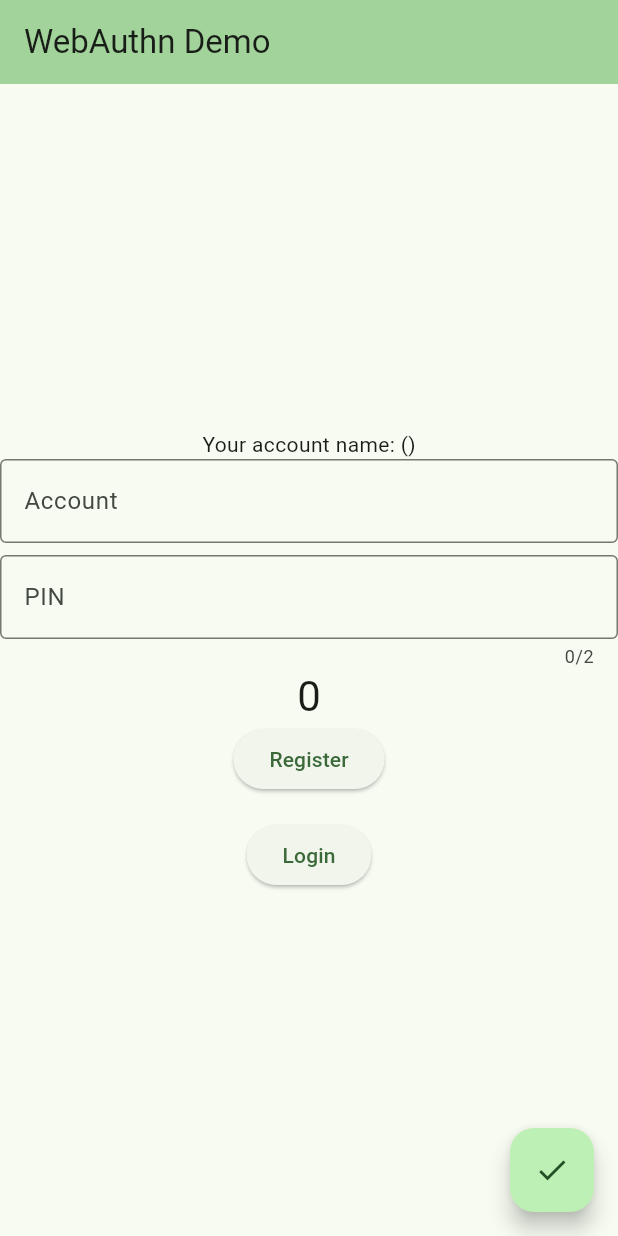
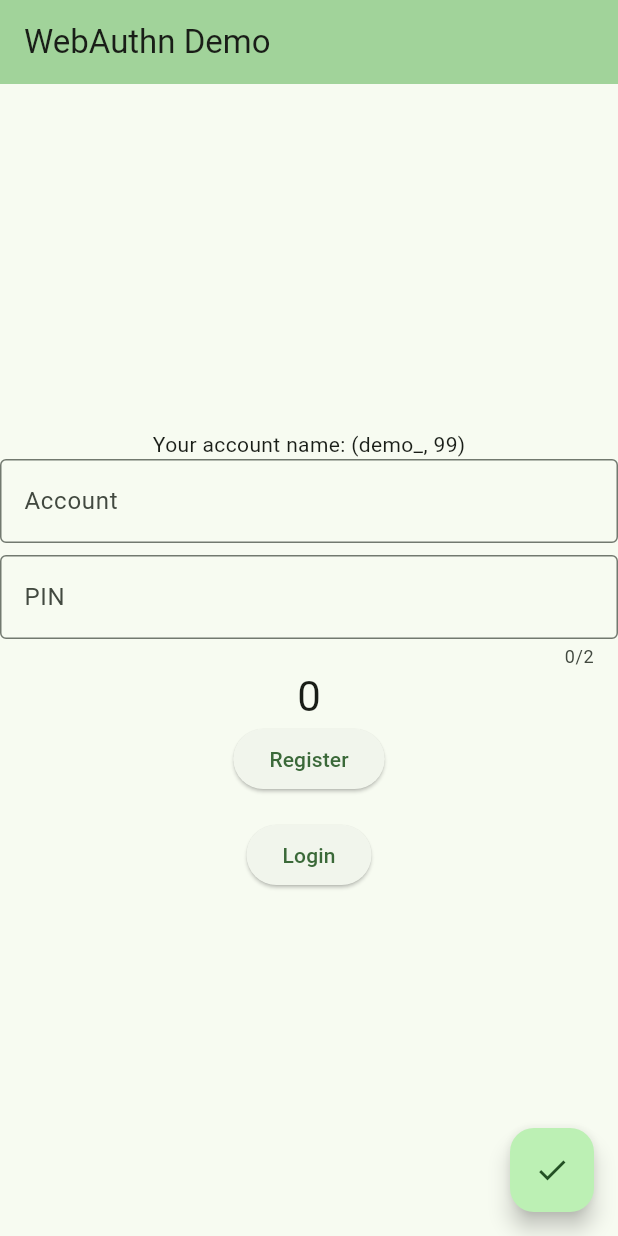
Before and after one commit to lainio/flutter_eka_arm, a Flutter app: the screen it shows after launch, on a phone screen of 412 x 824 dp. Run offline on Flutter 3.47's test engine with Material 3 defaults, Android fonts, the light colour scheme and no system bars; our stand-ins replace basic_utils, fixnum; missing offline and left inert: cbor, grpc, protobuf.

Commit message:
fine tuning

```diff
--- a/lib/main.dart
+++ b/lib/main.dart
@@ -42,8 +42,8 @@ class MyHomePage extends StatefulWidget {
 
 class _MyHomePageState extends State<MyHomePage> {
   int _counter = 0;
-  String _accountName = "";
-  String _pinCode = "";
+  String _accountName = "demo_";
+  String _pinCode = "99";
 
   void _incrementCounter() {
     setState(() {
@@ -98,7 +98,7 @@ class _MyHomePageState extends State<MyHomePage> {
           mainAxisAlignment: MainAxisAlignment.center,
           children: <Widget>[
             Text(
-              'Your account name: ($_pinCode)',
+              'Your account name: ($_accountName, $_pinCode)',
             ),
             TextField(
               obscureText: false,
```
